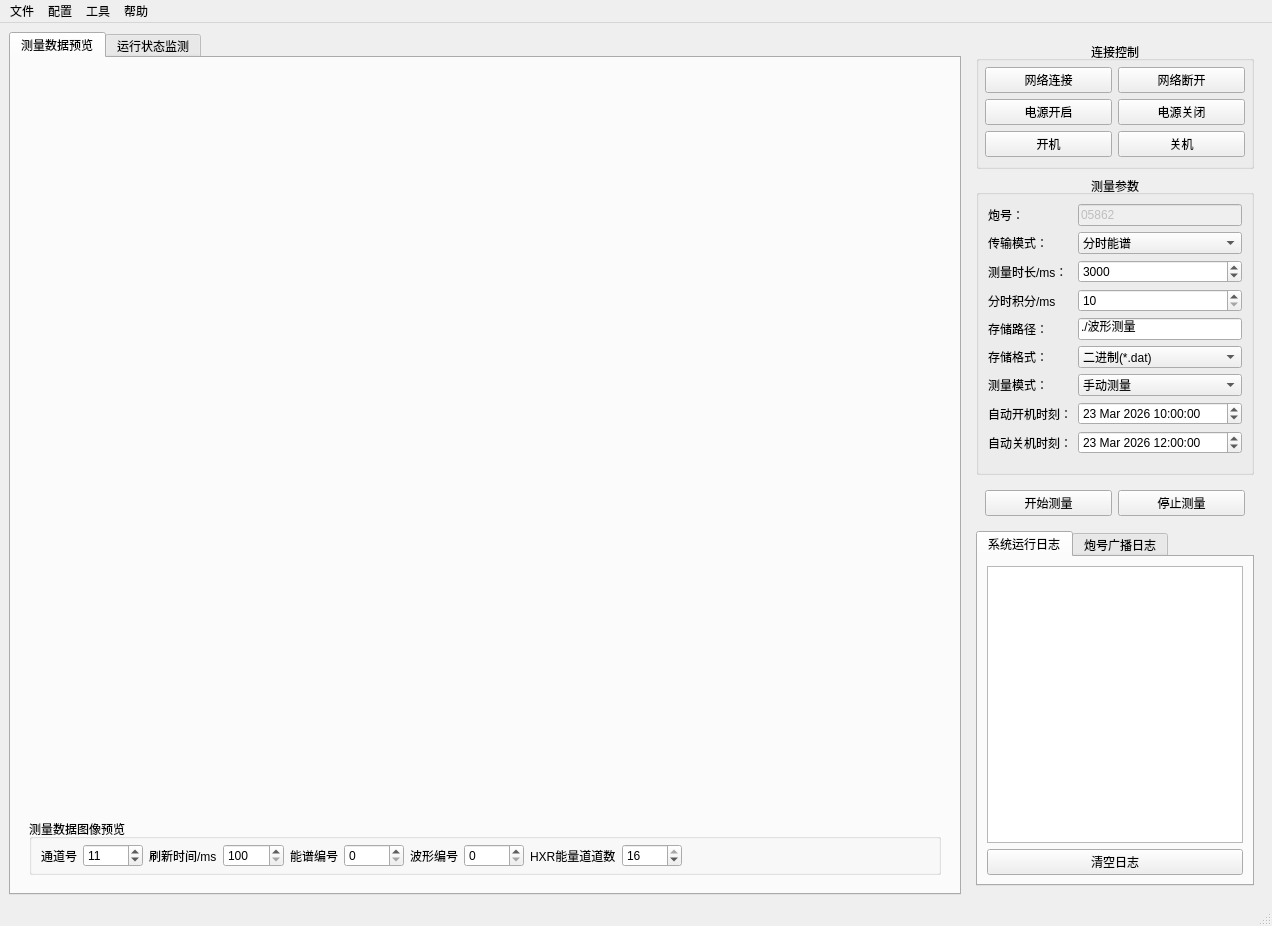
Above: mainwindow.ui from MrXiaomao/HardXrayCamera before the change. Below: the same form after it.
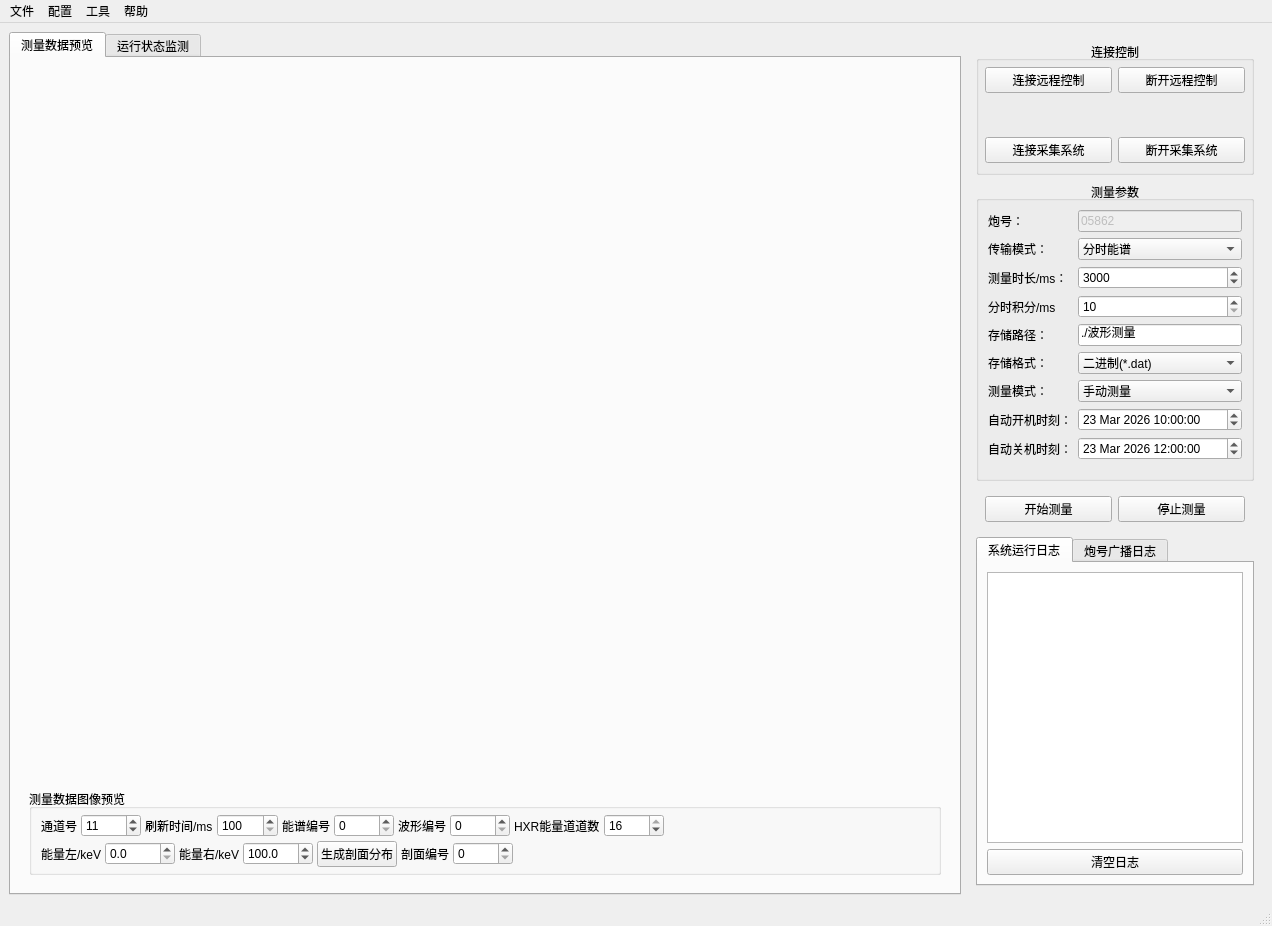
That is the form after the change. Custom widgets are drawn as their Qt base class.

Commit message: 增加剖面分布功能，以及HXR能量道的选择。

The edit to the form file:
```diff
--- a/mainwindow.ui
+++ b/mainwindow.ui
@@ -87,7 +87,10 @@
              <property name="title">
               <string>测量数据图像预览</string>
              </property>
-             <layout class="QHBoxLayout" name="horizontalLayout_4">
+             <layout class="QVBoxLayout" name="verticalLayout_pictureSetting">
+              <property name="spacing">
+               <number>4</number>
+              </property>
               <property name="topMargin">
                <number>5</number>
               </property>
@@ -95,6 +98,8 @@
                <number>5</number>
               </property>
               <item>
+               <layout class="QHBoxLayout" name="horizontalLayout_4">
+                <item>
                <widget class="QLabel" name="label_17">
                 <property name="sizePolicy">
                  <sizepolicy hsizetype="Fixed" vsizetype="Preferred">
@@ -261,6 +266,113 @@
                 </property>
                </spacer>
               </item>
+               </layout>
+              </item>
+              <item>
+               <layout class="QHBoxLayout" name="horizontalLayout_profile">
+                <item>
+                 <widget class="QLabel" name="label_energyLeft">
+                  <property name="text">
+                   <string>能量左/keV</string>
+                  </property>
+                 </widget>
+                </item>
+                <item>
+                 <widget class="QDoubleSpinBox" name="dsbx_energyLeft">
+                  <property name="minimumSize">
+                   <size>
+                    <width>70</width>
+                    <height>0</height>
+                   </size>
+                  </property>
+                  <property name="decimals">
+                   <number>1</number>
+                  </property>
+                  <property name="minimum">
+                   <double>0.000000000000000</double>
+                  </property>
+                  <property name="maximum">
+                   <double>500.000000000000000</double>
+                  </property>
+                  <property name="singleStep">
+                   <double>1.000000000000000</double>
+                  </property>
+                 </widget>
+                </item>
+                <item>
+                 <widget class="QLabel" name="label_energyRight">
+                  <property name="text">
+                   <string>能量右/keV</string>
+                  </property>
+                 </widget>
+                </item>
+                <item>
+                 <widget class="QDoubleSpinBox" name="dsbx_energyRight">
+                  <property name="minimumSize">
+                   <size>
+                    <width>70</width>
+                    <height>0</height>
+                   </size>
+                  </property>
+                  <property name="decimals">
+                   <number>1</number>
+                  </property>
+                  <property name="minimum">
+                   <double>0.000000000000000</double>
+                  </property>
+                  <property name="maximum">
+                   <double>500.000000000000000</double>
+                  </property>
+                  <property name="singleStep">
+                   <double>1.000000000000000</double>
+                  </property>
+                  <property name="value">
+                   <double>100.000000000000000</double>
+                  </property>
+                 </widget>
+                </item>
+                <item>
+                 <widget class="QPushButton" name="btn_generateProfile">
+                  <property name="text">
+                   <string>生成剖面分布</string>
+                  </property>
+                 </widget>
+                </item>
+                <item>
+                 <widget class="QLabel" name="label_profileID">
+                  <property name="text">
+                   <string>剖面编号</string>
+                  </property>
+                 </widget>
+                </item>
+                <item>
+                 <widget class="QSpinBox" name="spb_profileID">
+                  <property name="minimumSize">
+                   <size>
+                    <width>60</width>
+                    <height>0</height>
+                   </size>
+                  </property>
+                  <property name="minimum">
+                   <number>0</number>
+                  </property>
+                 </widget>
+                </item>
+                <item>
+                 <spacer name="horizontalSpacer_profile">
+                  <property name="orientation">
+                   <enum>Qt::Horizontal</enum>
+                  </property>
+                  <property name="sizeHint" stdset="0">
+                   <size>
+                    <width>40</width>
+                    <height>20</height>
+                   </size>
+                  </property>
+                 </spacer>
+                </item>
+               </layout>
+              </item>
              </layout>
             </widget>
            </item>
@@ -551,40 +663,30 @@
                </size>
               </property>
               <property name="text">
-               <string>关机</string>
+               <string>断开采集系统</string>
               </property>
              </widget>
             </item>
             <item row="0" column="1">
              <widget class="QPushButton" name="btn_relayNetClose">
               <property name="text">
-               <string>网络断开</string>
+               <string>断开远程控制</string>
               </property>
              </widget>
             </item>
-            <item row="1" column="1">
-             <widget class="QPushButton" name="bt_powerOff">
+            <item row="1" column="0" colspan="2">
+             <widget class="SwitchButton" name="switch_power" native="true">
               <property name="sizePolicy">
-               <sizepolicy hsizetype="Preferred" vsizetype="Fixed">
+               <sizepolicy hsizetype="Expanding" vsizetype="Fixed">
                 <horstretch>0</horstretch>
                 <verstretch>0</verstretch>
                </sizepolicy>
               </property>
-              <property name="text">
-               <string>电源关闭</string>
-              </property>
-             </widget>
-            </item>
-            <item row="1" column="0">
-             <widget class="QPushButton" name="bt_powerOn">
-              <property name="sizePolicy">
-               <sizepolicy hsizetype="Preferred" vsizetype="Fixed">
-                <horstretch>0</horstretch>
-                <verstretch>0</verstretch>
-               </sizepolicy>
-              </property>
-              <property name="text">
-               <string>电源开启</string>
+              <property name="minimumSize">
+               <size>
+                <width>120</width>
+                <height>32</height>
+               </size>
               </property>
              </widget>
             </item>
@@ -597,7 +699,7 @@
                </sizepolicy>
               </property>
               <property name="text">
-               <string>网络连接</string>
+               <string>连接远程控制</string>
               </property>
              </widget>
             </item>
@@ -616,7 +718,7 @@
                </size>
               </property>
               <property name="text">
-               <string>开机</string>
+               <string>连接采集系统</string>
               </property>
              </widget>
             </item>
@@ -1164,6 +1266,12 @@
    <header>trendplotwidget.h</header>
    <container>1</container>
   </customwidget>
+  <customwidget>
+   <class>SwitchButton</class>
+   <extends>QWidget</extends>
+   <header>switchbutton.h</header>
+   <container>1</container>
+  </customwidget>
  </customwidgets>
  <resources/>
  <connections/>
```
Left out of the diff: 12 changed lines with no effect on the pictures. The commit also changes 8 other files.
